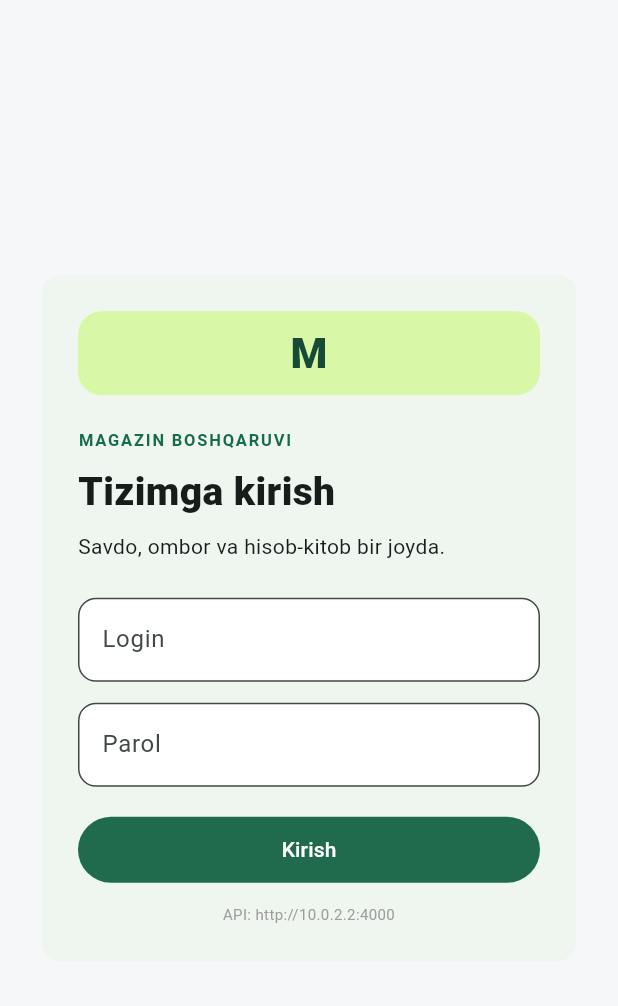
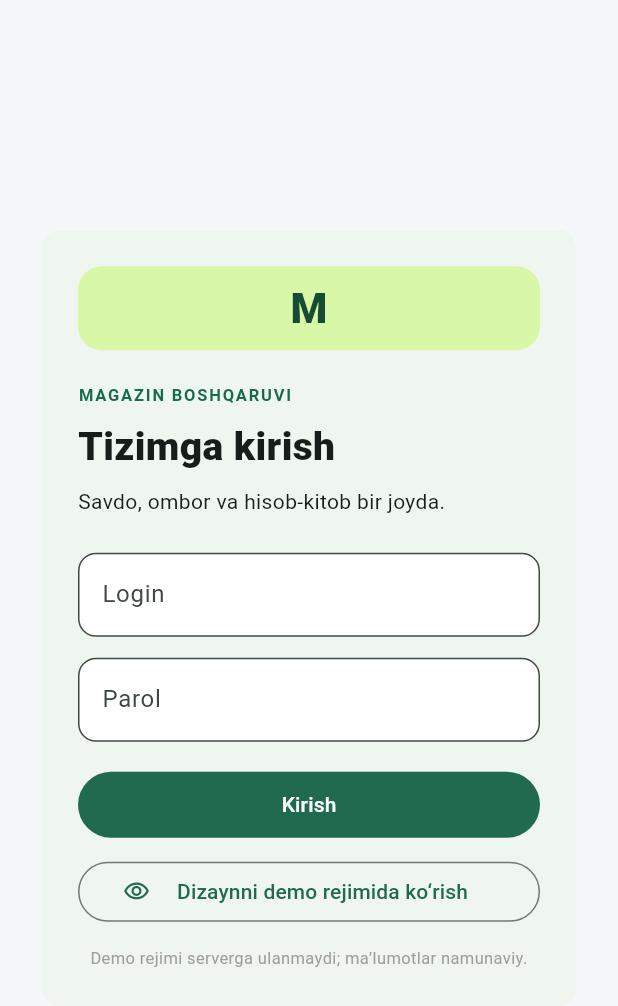
Before and after one commit to abduraxmonovbobir191-creator/magazin-frontend, a Flutter app: the screen it shows after launch, on a phone screen of 412 x 824 dp. Shown: the top 1006 px of the screen. Run offline on Flutter 3.47's test engine with Material 3 defaults, Android fonts, the phone set to English and light mode, and no system bars; our stand-ins replace shared_preferences.

Commit message:
Add offline demo mode for mobile UI preview

```diff
--- a/mobile/lib/main.dart
+++ b/mobile/lib/main.dart
@@ -69,6 +69,7 @@ class AuthGate extends StatefulWidget {
 class _AuthGateState extends State<AuthGate> {
   String? token;
   bool loading = true;
+  bool demoMode = false;
 
   @override
   void initState() {
@@ -113,14 +114,16 @@ class _AuthGateState extends State<AuthGate> {
     if (loading) {
       return const Scaffold(body: Center(child: CircularProgressIndicator()));
     }
-    if (token == null) return LoginScreen(onLogin: _login);
+    if (demoMode) return DashboardScreen(token: '', onLogout: _logout, demoMode: true);
+    if (token == null) return LoginScreen(onLogin: _login, onDemo: () => setState(() => demoMode = true));
     return DashboardScreen(token: token!, onLogout: _logout);
   }
 }
 
 class LoginScreen extends StatefulWidget {
-  const LoginScreen({super.key, required this.onLogin});
+  const LoginScreen({super.key, required this.onLogin, required this.onDemo});
   final Future<void> Function(String, String) onLogin;
+  final VoidCallback onDemo;
 
   @override
   State<LoginScreen> createState() => _LoginScreenState();
@@ -184,8 +187,10 @@ class _LoginScreenState extends State<LoginScreen> {
                     if (error != null) Padding(padding: const EdgeInsets.only(top: 12), child: Text(error!, style: const TextStyle(color: Colors.red))),
                     const SizedBox(height: 18),
                     FilledButton(onPressed: busy ? null : submit, child: Padding(padding: const EdgeInsets.all(12), child: Text(busy ? 'Tekshirilmoqda...' : 'Kirish'))),
+                    const SizedBox(height: 10),
+                    OutlinedButton.icon(onPressed: widget.onDemo, icon: const Icon(Icons.visibility_outlined), label: const Padding(padding: EdgeInsets.all(10), child: Text('Dizaynni demo rejimida ko‘rish'))),
                     const SizedBox(height: 12),
-                    const Text('API: $apiBaseUrl', textAlign: TextAlign.center, style: TextStyle(fontSize: 10, color: Colors.grey)),
+                    const Text('Demo rejimi serverga ulanmaydi; ma’lumotlar namunaviy.', textAlign: TextAlign.center, style: TextStyle(fontSize: 11, color: Colors.grey)),
                   ],
                 ),
               ),
@@ -198,9 +203,10 @@ class _LoginScreenState extends State<LoginScreen> {
 }
 
 class DashboardScreen extends StatefulWidget {
-  const DashboardScreen({super.key, required this.token, required this.onLogout});
+  const DashboardScreen({super.key, required this.token, required this.onLogout, this.demoMode = false});
   final String token;
   final Future<void> Function() onLogout;
+  final bool demoMode;
 
   @override
   State<DashboardScreen> createState() => _DashboardScreenState();
@@ -220,6 +226,20 @@ class _DashboardScreenState extends State<DashboardScreen> {
   }
 
   Future<void> load() async {
+    if (demoMode) {
+      setState(() {
+        busy = false;
+        error = null;
+        dashboard = {'sales': 1285000, 'grossProfit': 286000, 'expenses': 75000, 'openDebt': 420000, 'lowStockCount': 3};
+        products = [
+          {'name': 'Non', 'sale_price': 4000, 'purchase_price': 3000, 'stock_quantity': 24, 'min_stock': 10, 'unit': 'dona'},
+          {'name': 'Sut 1L', 'sale_price': 12000, 'purchase_price': 9500, 'stock_quantity': 8, 'min_stock': 10, 'unit': 'dona'},
+          {'name': 'Shakar', 'sale_price': 15000, 'purchase_price': 12500, 'stock_quantity': 18, 'min_stock': 5, 'unit': 'kg'},
+          {'name': 'Tuxum', 'sale_price': 1800, 'purchase_price': 1400, 'stock_quantity': 6, 'min_stock': 12, 'unit': 'dona'},
+        ];
+      });
+      return;
+    }
     setState(() { busy = true; error = null; });
     try {
       final values = await Future.wait([
@@ -252,9 +272,9 @@ class _DashboardScreenState extends State<DashboardScreen> {
         child: ListView(
           padding: const EdgeInsets.fromLTRB(16, 8, 16, 28),
           children: [
-            Text(selectedTab == 0 ? 'Bugungi holat' : 'Mahsulotlar ombori', style: const TextStyle(fontSize: 23, fontWeight: FontWeight.w800)),
+            Text(selectedTab == 0 ? (demoMode ? 'Bugungi holat · DEMO' : 'Bugungi holat') : 'Mahsulotlar ombori', style: const TextStyle(fontSize: 23, fontWeight: FontWeight.w800)),
             const SizedBox(height: 6),
-            const Text('Oziq-ovqat do‘koni hisob-kitob paneli', style: TextStyle(color: Colors.black54)),
+            Text(demoMode ? 'Namuna ma’lumotlar — haqiqiy savdo emas' : 'Oziq-ovqat do‘koni hisob-kitob paneli', style: TextStyle(color: demoMode ? Colors.deepOrange : Colors.black54)),
             if (error != null) Padding(padding: const EdgeInsets.only(top: 14), child: Card(child: Padding(padding: const EdgeInsets.all(14), child: Text(error!, style: const TextStyle(color: Colors.red))))),
             if (busy) const Padding(padding: EdgeInsets.all(32), child: Center(child: CircularProgressIndicator())),
             if (!busy && error == null && selectedTab == 0) ...[
```
